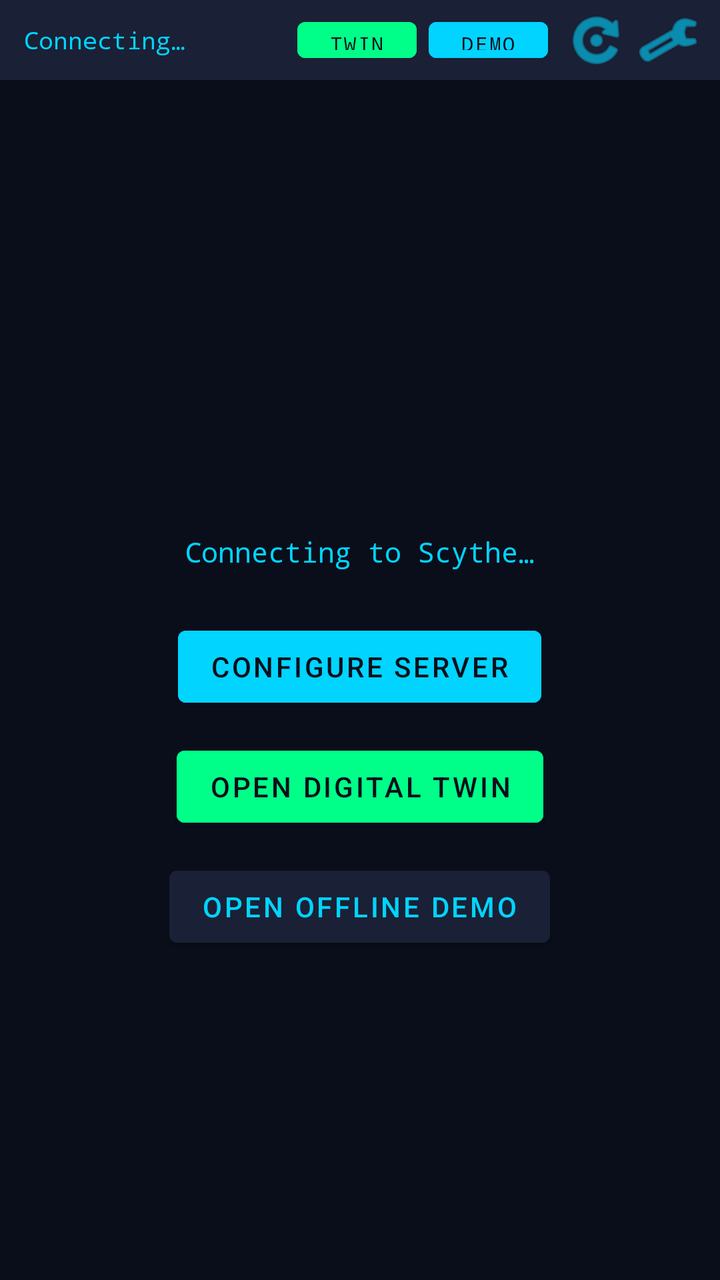
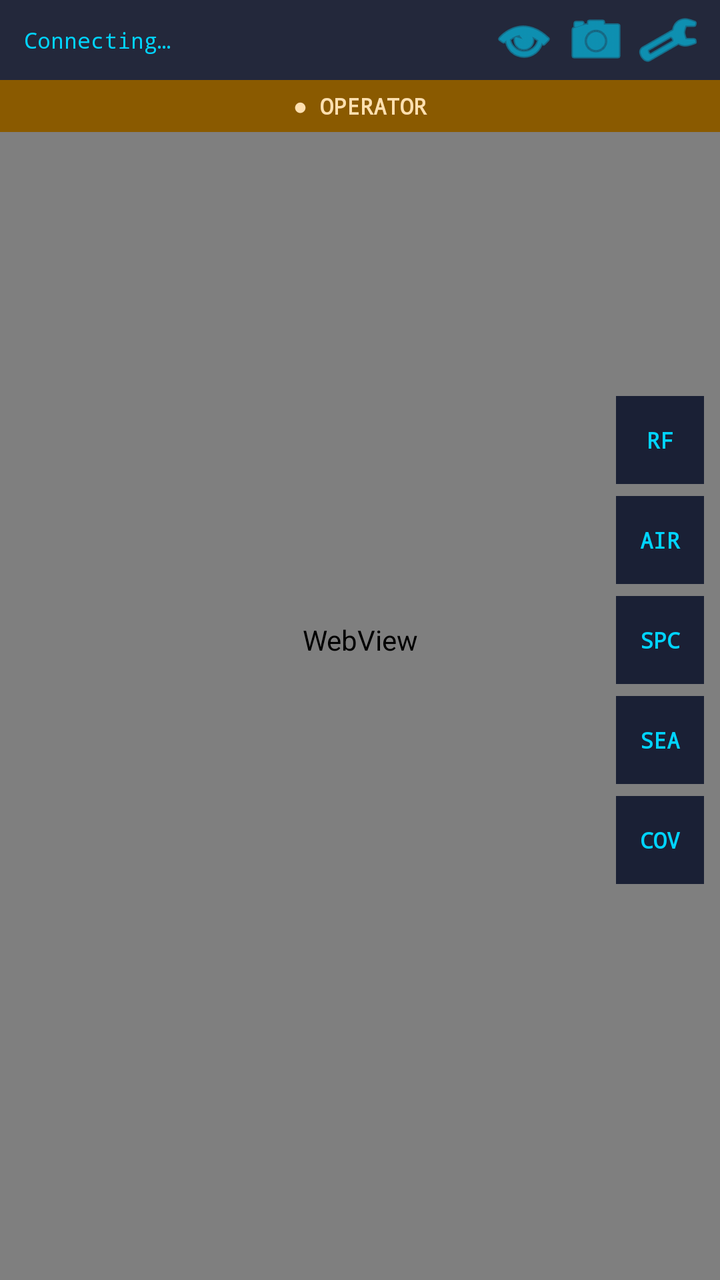

Screens rendered from an Android XML layout before and after an edit, with the pre-edit source and the edit as a unified diff.
<!-- AndroidManifest.xml: application theme Theme.ScytheCommand -->
<!-- res/layout/activity_main.xml -->
<?xml version="1.0" encoding="utf-8"?>
<LinearLayout xmlns:android="http://schemas.android.com/apk/res/android"
    android:layout_width="match_parent"
    android:layout_height="match_parent"
    android:orientation="vertical"
    android:background="@color/scythe_bg">

    
    <LinearLayout
        android:id="@+id/topBar"
        android:layout_width="match_parent"
        android:layout_height="40dp"
        android:orientation="horizontal"
        android:background="@color/scythe_surface"
        android:paddingStart="12dp"
        android:paddingEnd="8dp"
        android:gravity="center_vertical">

        <TextView
            android:id="@+id/tvStatus"
            android:layout_width="0dp"
            android:layout_height="wrap_content"
            android:layout_weight="1"
            android:text="@string/connecting"
            android:textColor="@color/scythe_accent"
            android:textSize="12sp"
            android:fontFamily="monospace"/>

        <Button
            android:id="@+id/btnTwin"
            android:layout_width="wrap_content"
            android:layout_height="30dp"
            android:layout_marginEnd="6dp"
            android:minWidth="0dp"
            android:minHeight="0dp"
            android:text="@string/twin"
            android:textAllCaps="true"
            android:textSize="10sp"
            android:fontFamily="monospace"
            android:textColor="@color/scythe_bg"
            android:backgroundTint="@color/status_connected" />

        <Button
            android:id="@+id/btnDemo"
            android:layout_width="wrap_content"
            android:layout_height="30dp"
            android:layout_marginEnd="6dp"
            android:minWidth="0dp"
            android:minHeight="0dp"
            android:text="@string/demo"
            android:textAllCaps="true"
            android:textSize="10sp"
            android:fontFamily="monospace"
            android:textColor="@color/scythe_bg"
            android:backgroundTint="@color/scythe_accent" />

        <ImageButton
            android:id="@+id/btnReload"
            android:layout_width="36dp"
            android:layout_height="36dp"
            android:src="@android:drawable/ic_menu_rotate"
            android:background="?attr/selectableItemBackgroundBorderless"
            android:tint="@color/scythe_accent"
            android:contentDescription="@string/reload"/>

        <ImageButton
            android:id="@+id/btnSettings"
            android:layout_width="36dp"
            android:layout_height="36dp"
            android:src="@android:drawable/ic_menu_preferences"
            android:background="?attr/selectableItemBackgroundBorderless"
            android:tint="@color/scythe_accent"
            android:contentDescription="@string/settings"/>
    </LinearLayout>

    
    <FrameLayout
        android:layout_width="match_parent"
        android:layout_height="0dp"
        android:layout_weight="1">

        <WebView
            android:id="@+id/webView"
            android:layout_width="match_parent"
            android:layout_height="match_parent"/>

        <LinearLayout
            android:id="@+id/loadingOverlay"
            android:layout_width="match_parent"
            android:layout_height="match_parent"
            android:orientation="vertical"
            android:gravity="center"
            android:background="@color/scythe_bg">

            <ProgressBar
                android:layout_width="48dp"
                android:layout_height="48dp"
                android:indeterminateTint="@color/scythe_accent"/>

            <TextView
                android:id="@+id/tvLoadingMsg"
                android:layout_width="wrap_content"
                android:layout_height="wrap_content"
                android:layout_marginTop="16dp"
                android:text="Connecting to Scythe…"
                android:textColor="@color/scythe_accent"
                android:textSize="14sp"
                android:fontFamily="monospace"/>

            <Button
                android:id="@+id/btnOpenSettings"
                android:layout_width="wrap_content"
                android:layout_height="wrap_content"
                android:layout_marginTop="24dp"
                android:text="Configure Server"
                android:textColor="@color/scythe_bg"
                android:backgroundTint="@color/scythe_accent"/>

            <Button
                android:id="@+id/btnDigitalTwin"
                android:layout_width="wrap_content"
                android:layout_height="wrap_content"
                android:layout_marginTop="12dp"
                android:text="@string/open_digital_twin"
                android:textColor="@color/scythe_bg"
                android:backgroundTint="@color/status_connected"/>

            <Button
                android:id="@+id/btnOfflineDemo"
                android:layout_width="wrap_content"
                android:layout_height="wrap_content"
                android:layout_marginTop="12dp"
                android:text="@string/open_offline_demo"
                android:textColor="@color/scythe_accent"
                android:backgroundTint="@color/scythe_surface"/>
        </LinearLayout>
    </FrameLayout>

    
    <LinearLayout
        android:id="@+id/sensorBar"
        android:layout_width="match_parent"
        android:layout_height="wrap_content"
        android:orientation="horizontal"
        android:background="@color/scythe_surface"
        android:paddingStart="12dp"
        android:paddingEnd="12dp"
        android:paddingTop="6dp"
        android:paddingBottom="6dp"
        android:gravity="center_vertical"
        android:visibility="gone">

        <LinearLayout
            android:layout_width="0dp"
            android:layout_height="wrap_content"
            android:layout_weight="1"
            android:orientation="vertical">

            <TextView
                android:id="@+id/tvSensorStatus"
                android:layout_width="match_parent"
                android:layout_height="wrap_content"
                android:textColor="@color/sensor_active"
                android:textSize="10sp"
                android:fontFamily="monospace"
                android:singleLine="true"/>

            <TextView
                android:id="@+id/tvSensorMeta"
                android:layout_width="match_parent"
                android:layout_height="wrap_content"
                android:layout_marginTop="2dp"
                android:textColor="@color/scythe_accent"
                android:textSize="9sp"
                android:fontFamily="monospace"
                android:maxLines="2"/>
        </LinearLayout>

        <TextView
            android:id="@+id/tvSensorStop"
            android:layout_width="wrap_content"
            android:layout_height="wrap_content"
            android:text="■ stop"
            android:textColor="@color/status_disconnected"
            android:textSize="10sp"
            android:fontFamily="monospace"
            android:paddingStart="12dp"
            android:paddingEnd="4dp"/>

    </LinearLayout>

</LinearLayout>
<!-- resources referenced by this layout -->
<resources>
  <color name="scythe_accent">#00d4ff</color>
  <color name="scythe_bg">#0a0e1a</color>
  <color name="scythe_surface">#1a2035</color>
  <color name="sensor_active">#00ff88</color>
  <color name="status_connected">#00ff88</color>
  <color name="status_disconnected">#ff4444</color>
  <string name="connecting">Connecting…</string>
  <string name="demo">Demo</string>
  <string name="open_digital_twin">Open Digital Twin</string>
  <string name="open_offline_demo">Open Offline Demo</string>
  <string name="reload">Reload</string>
  <string name="settings">Settings</string>
  <string name="twin">Twin</string>
  <style name="Theme.ScytheCommand" parent="Theme.MaterialComponents.DayNight.NoActionBar">
          <item name="colorPrimary">@color/scythe_bg</item>
          <item name="colorPrimaryVariant">@color/scythe_surface</item>
          <item name="colorOnPrimary">@color/white</item>
          <item name="colorSurface">@color/scythe_surface</item>
          <item name="android:windowBackground">@color/scythe_bg</item>
          <item name="android:statusBarColor">@color/scythe_bg</item>
          <item name="android:navigationBarColor">@color/scythe_bg</item>
      </style>
  <color name="white">#FFFFFFFF</color>
</resources>

<!-- the commit's change to res/layout/activity_main.xml (unified diff, before → after) -->
@@ -1,17 +1,25 @@
 <?xml version="1.0" encoding="utf-8"?>
-<LinearLayout xmlns:android="http://schemas.android.com/apk/res/android"
+<FrameLayout xmlns:android="http://schemas.android.com/apk/res/android"
+    android:id="@+id/rootLayout"
     android:layout_width="match_parent"
     android:layout_height="match_parent"
-    android:orientation="vertical"
     android:background="@color/scythe_bg">
+
+    
+    <WebView
+        android:id="@+id/globeView"
+        android:layout_width="match_parent"
+        android:layout_height="match_parent"
+        android:background="@android:color/black" />
 
     
     <LinearLayout
         android:id="@+id/topBar"
         android:layout_width="match_parent"
         android:layout_height="40dp"
+        android:layout_gravity="top"
         android:orientation="horizontal"
-        android:background="@color/scythe_surface"
+        android:background="#E61a2035"
         android:paddingStart="12dp"
         android:paddingEnd="8dp"
         android:gravity="center_vertical">
@@ -23,45 +31,28 @@
             android:layout_weight="1"
             android:text="@string/connecting"
             android:textColor="@color/scythe_accent"
-            android:textSize="12sp"
-            android:fontFamily="monospace"/>
-
-        <Button
-            android:id="@+id/btnTwin"
-            android:layout_width="wrap_content"
-            android:layout_height="30dp"
-            android:layout_marginEnd="6dp"
-            android:minWidth="0dp"
-            android:minHeight="0dp"
-            android:text="@string/twin"
-            android:textAllCaps="true"
-            android:textSize="10sp"
-            android:fontFamily="monospace"
-            android:textColor="@color/scythe_bg"
-            android:backgroundTint="@color/status_connected" />
-
-        <Button
-            android:id="@+id/btnDemo"
-            android:layout_width="wrap_content"
-            android:layout_height="30dp"
-            android:layout_marginEnd="6dp"
-            android:minWidth="0dp"
-            android:minHeight="0dp"
-            android:text="@string/demo"
-            android:textAllCaps="true"
-            android:textSize="10sp"
-            android:fontFamily="monospace"
-            android:textColor="@color/scythe_bg"
-            android:backgroundTint="@color/scythe_accent" />
+            android:textSize="11sp"
+            android:fontFamily="monospace"
+            android:singleLine="true"
+            android:ellipsize="end"/>
 
         <ImageButton
-            android:id="@+id/btnReload"
+            android:id="@+id/btnConsole"
             android:layout_width="36dp"
             android:layout_height="36dp"
-            android:src="@android:drawable/ic_menu_rotate"
+            android:src="@android:drawable/ic_menu_view"
             android:background="?attr/selectableItemBackgroundBorderless"
             android:tint="@color/scythe_accent"
-            android:contentDescription="@string/reload"/>
+            android:contentDescription="Console"/>
+
+        <ImageButton
+            android:id="@+id/btnTwin"
+            android:layout_width="36dp"
+            android:layout_height="36dp"
+            android:src="@android:drawable/ic_menu_camera"
+            android:background="?attr/selectableItemBackgroundBorderless"
+            android:tint="@color/scythe_accent"
+            android:contentDescription="AR Twin"/>
 
         <ImageButton
             android:id="@+id/btnSettings"
@@ -74,119 +65,212 @@
     </LinearLayout>
 
     
-    <FrameLayout
-        android:layout_width="match_parent"
-        android:layout_height="0dp"
-        android:layout_weight="1">
-
-        <WebView
-            android:id="@+id/webView"
+    <TextView
+        android:id="@+id/modeBanner"
+        android:layout_width="match_parent"
+        android:layout_height="26dp"
+        android:layout_gravity="top"
+        android:layout_marginTop="40dp"
+        android:gravity="center"
+        android:text="● OPERATOR"
+        android:textSize="11sp"
+        android:fontFamily="monospace"
+        android:textStyle="bold"
+        android:background="#8a5a00"
+        android:textColor="#ffe0b0"/>
+
+    
+    <LinearLayout
+        android:id="@+id/layerRail"
+        android:layout_width="wrap_content"
+        android:layout_height="wrap_content"
+        android:layout_gravity="right|center_vertical"
+        android:layout_marginEnd="8dp"
+        android:orientation="vertical">
+
+        <TextView
+            android:id="@+id/btnLayerRf"
+            android:layout_width="44dp"
+            android:layout_height="44dp"
+            android:layout_marginBottom="6dp"
+            android:gravity="center"
+            android:text="RF"
+            android:textSize="11sp"
+            android:fontFamily="monospace"
+            android:textStyle="bold"
+            android:background="#1a2035"
+            android:textColor="#00d4ff"/>
+
+        <TextView
+            android:id="@+id/btnLayerAir"
+            android:layout_width="44dp"
+            android:layout_height="44dp"
+            android:layout_marginBottom="6dp"
+            android:gravity="center"
+            android:text="AIR"
+            android:textSize="11sp"
+            android:fontFamily="monospace"
+            android:textStyle="bold"
+            android:background="#1a2035"
+            android:textColor="#00d4ff"/>
+
+        <TextView
+            android:id="@+id/btnLayerSpace"
+            android:layout_width="44dp"
+            android:layout_height="44dp"
+            android:layout_marginBottom="6dp"
+            android:gravity="center"
+            android:text="SPC"
+            android:textSize="11sp"
+            android:fontFamily="monospace"
+            android:textStyle="bold"
+            android:background="#1a2035"
+            android:textColor="#00d4ff"/>
+
+        <TextView
+            android:id="@+id/btnLayerSea"
+            android:layout_width="44dp"
+            android:layout_height="44dp"
+            android:layout_marginBottom="6dp"
+            android:gravity="center"
+            android:text="SEA"
+            android:textSize="11sp"
+            android:fontFamily="monospace"
+            android:textStyle="bold"
+            android:background="#1a2035"
+            android:textColor="#00d4ff"/>
+
+        <TextView
+            android:id="@+id/btnLayerCov"
+            android:layout_width="44dp"
+            android:layout_height="44dp"
+            android:gravity="center"
+            android:text="COV"
+            android:textSize="11sp"
+            android:fontFamily="monospace"
+            android:textStyle="bold"
+            android:background="#1a2035"
+            android:textColor="#00d4ff"/>
+    </LinearLayout>
+
+    
+    <LinearLayout
+        android:layout_width="match_parent"
+        android:layout_height="wrap_content"
+        android:layout_gravity="bottom"
+        android:orientation="vertical">
+
+        <LinearLayout
+            android:id="@+id/sensorBar"
             android:layout_width="match_parent"
-            android:layout_height="match_parent"/>
+            android:layout_height="wrap_content"
+            android:orientation="horizontal"
+            android:background="#E61a2035"
+            android:paddingStart="12dp"
+            android:paddingEnd="12dp"
+            android:paddingTop="6dp"
+            android:paddingBottom="6dp"
+            android:gravity="center_vertical"
+            android:visibility="gone">
+
+            <LinearLayout
+                android:layout_width="0dp"
+                android:layout_height="wrap_content"
+                android:layout_weight="1"
+                android:orientation="vertical">
+
+                <TextView
+                    android:id="@+id/tvSensorStatus"
+                    android:layout_width="match_parent"
+                    android:layout_height="wrap_content"
+                    android:textColor="@color/sensor_active"
+                    android:textSize="10sp"
+                    android:fontFamily="monospace"
+                    android:singleLine="true"/>
+
+                <TextView
+                    android:id="@+id/tvSensorMeta"
+                    android:layout_width="match_parent"
+                    android:layout_height="wrap_content"
+                    android:layout_marginTop="2dp"
+                    android:textColor="@color/scythe_accent"
+                    android:textSize="9sp"
+                    android:fontFamily="monospace"
+                    android:maxLines="2"/>
+            </LinearLayout>
+
+            <TextView
+                android:id="@+id/tvSensorStop"
+                android:layout_width="wrap_content"
+                android:layout_height="wrap_content"
+                android:text="■ stop"
+                android:textColor="@color/status_disconnected"
+                android:textSize="10sp"
+                android:fontFamily="monospace"
+                android:paddingStart="12dp"
+                android:paddingEnd="4dp"/>
+        </LinearLayout>
 
         <LinearLayout
-            android:id="@+id/loadingOverlay"
+            android:id="@+id/sdrBar"
             android:layout_width="match_parent"
-            android:layout_height="match_parent"
-            android:orientation="vertical"
-            android:gravity="center"
-            android:background="@color/scythe_bg">
-
-            <ProgressBar
-                android:layout_width="48dp"
-                android:layout_height="48dp"
-                android:indeterminateTint="@color/scythe_accent"/>
+            android:layout_height="wrap_content"
+            android:orientation="horizontal"
+            android:background="#E61a2035"
+            android:paddingStart="12dp"
+            android:paddingEnd="12dp"
+            android:paddingTop="6dp"
+            android:paddingBottom="6dp"
+            android:gravity="center_vertical"
+            android:visibility="gone">
+
+            <LinearLayout
+                android:layout_width="0dp"
+                android:layout_height="wrap_content"
+                android:layout_weight="1"
+                android:orientation="vertical">
+
+                <TextView
+                    android:id="@+id/tvSdrStatus"
+                    android:layout_width="match_parent"
+                    android:layout_height="wrap_content"
+                    android:textColor="@color/sensor_active"
+                    android:textSize="10sp"
+                    android:fontFamily="monospace"
+                    android:singleLine="true"/>
+
+                <TextView
+                    android:id="@+id/tvSdrMeta"
+                    android:layout_width="match_parent"
+                    android:layout_height="wrap_content"
+                    android:layout_marginTop="2dp"
+                    android:textColor="@color/scythe_accent"
+                    android:textSize="9sp"
+                    android:fontFamily="monospace"
+                    android:maxLines="2"/>
+            </LinearLayout>
 
             <TextView
-                android:id="@+id/tvLoadingMsg"
+                android:id="@+id/tvSdrStart"
                 android:layout_width="wrap_content"
                 android:layout_height="wrap_content"
-                android:layout_marginTop="16dp"
-                android:text="Connecting to Scythe…"
-                android:textColor="@color/scythe_accent"
-                android:textSize="14sp"
-                android:fontFamily="monospace"/>
-
-            <Button
-                android:id="@+id/btnOpenSettings"
-                android:layout_width="wrap_content"
-                android:layout_height="wrap_content"
-                android:layout_marginTop="24dp"
-                android:text="Configure Server"
-                android:textColor="@color/scythe_bg"
-                android:backgroundTint="@color/scythe_accent"/>
-
-            <Button
-                android:id="@+id/btnDigitalTwin"
-                android:layout_width="wrap_content"
-                android:layout_height="wrap_content"
-                android:layout_marginTop="12dp"
-                android:text="@string/open_digital_twin"
-                android:textColor="@color/scythe_bg"
-                android:backgroundTint="@color/status_connected"/>
-
-            <Button
-                android:id="@+id/btnOfflineDemo"
-                android:layout_width="wrap_content"
-                android:layout_height="wrap_content"
-                android:layout_marginTop="12dp"
-                android:text="@string/open_offline_demo"
-                android:textColor="@color/scythe_accent"
-                android:backgroundTint="@color/scythe_surface"/>
-        </LinearLayout>
-    </FrameLayout>
-
-    
-    <LinearLayout
-        android:id="@+id/sensorBar"
-        android:layout_width="match_parent"
-        android:layout_height="wrap_content"
-        android:orientation="horizontal"
-        android:background="@color/scythe_surface"
-        android:paddingStart="12dp"
-        android:paddingEnd="12dp"
-        android:paddingTop="6dp"
-        android:paddingBottom="6dp"
-        android:gravity="center_vertical"
-        android:visibility="gone">
-
-        <LinearLayout
-            android:layout_width="0dp"
-            android:layout_height="wrap_content"
-            android:layout_weight="1"
-            android:orientation="vertical">
-
-            <TextView
-                android:id="@+id/tvSensorStatus"
-                android:layout_width="match_parent"
-                android:layout_height="wrap_content"
+                android:text="▶ start"
                 android:textColor="@color/sensor_active"
                 android:textSize="10sp"
                 android:fontFamily="monospace"
-                android:singleLine="true"/>
+                android:paddingStart="12dp"
+                android:paddingEnd="4dp"/>
 
             <TextView
-                android:id="@+id/tvSensorMeta"
-                android:layout_width="match_parent"
-                android:layout_height="wrap_content"
-                android:layout_marginTop="2dp"
-                android:textColor="@color/scythe_accent"
-                android:textSize="9sp"
+                android:id="@+id/tvSdrStop"
+                android:layout_width="wrap_content"
+                android:layout_height="wrap_content"
+                android:text="■ stop"
+                android:textColor="@color/status_disconnected"
+                android:textSize="10sp"
                 android:fontFamily="monospace"
-                android:maxLines="2"/>
+                android:paddingStart="8dp"
+                android:paddingEnd="4dp"/>
         </LinearLayout>
-
-        <TextView
-            android:id="@+id/tvSensorStop"
-            android:layout_width="wrap_content"
-            android:layout_height="wrap_content"
-            android:text="■ stop"
-            android:textColor="@color/status_disconnected"
-            android:textSize="10sp"
-            android:fontFamily="monospace"
-            android:paddingStart="12dp"
-            android:paddingEnd="4dp"/>
-
     </LinearLayout>
-
-</LinearLayout>
+</FrameLayout>
<!-- resource entries referenced after the edit -->
@@ -4,15 +4,9 @@
   <color name="scythe_bg">#0a0e1a</color>
   <color name="scythe_surface">#1a2035</color>
   <color name="sensor_active">#00ff88</color>
-  <color name="status_connected">#00ff88</color>
   <color name="status_disconnected">#ff4444</color>
   <string name="connecting">Connecting…</string>
-  <string name="demo">Demo</string>
-  <string name="open_digital_twin">Open Digital Twin</string>
-  <string name="open_offline_demo">Open Offline Demo</string>
-  <string name="reload">Reload</string>
   <string name="settings">Settings</string>
-  <string name="twin">Twin</string>
   <style name="Theme.ScytheCommand" parent="Theme.MaterialComponents.DayNight.NoActionBar">
           <item name="colorPrimary">@color/scythe_bg</item>
           <item name="colorPrimaryVariant">@color/scythe_surface</item>
